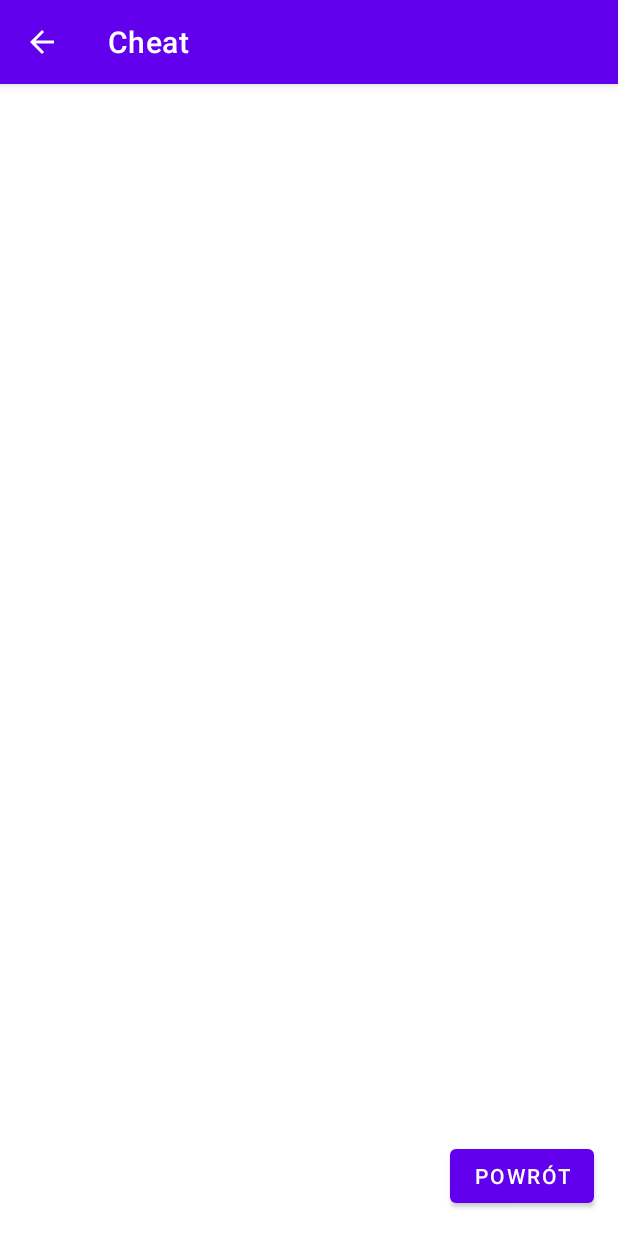
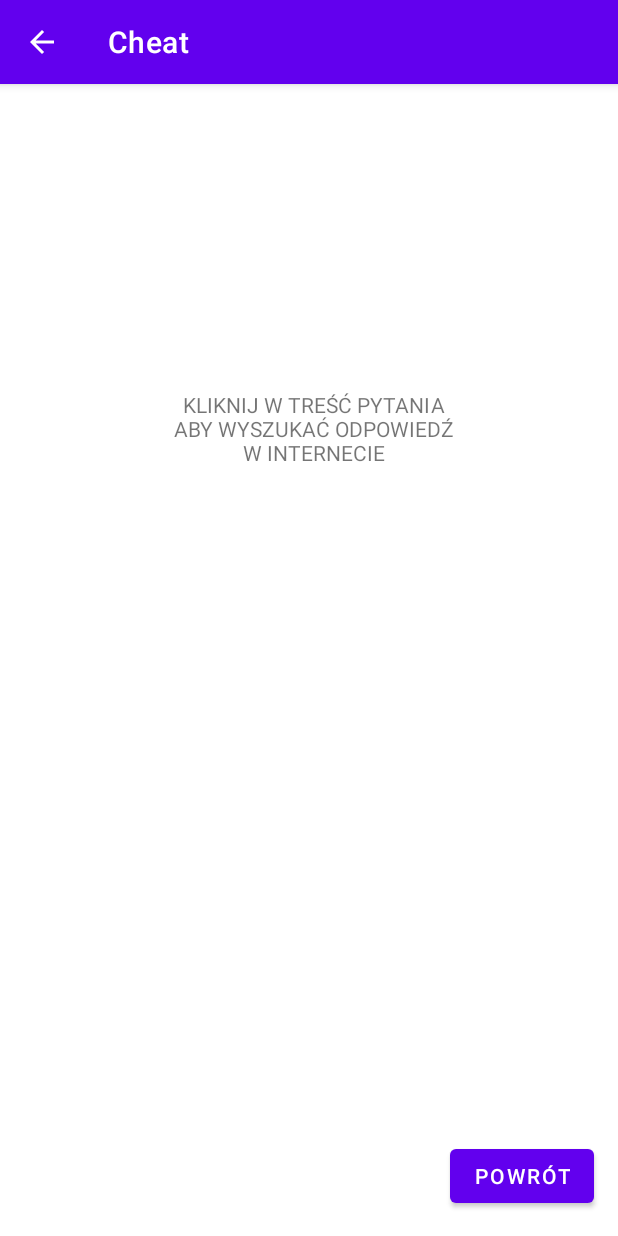
Before and after one commit to dszulik/PUM, an Android app: the Cheat screen opened directly, with no data from a screen before it, on a phone screen of 412 x 824 dp. Run offline under Robolectric (Android 15) with nearby library versions, the phone set to English and light mode, and no system bars.

Commit message:
PhysicsQuiz finished

```diff
--- a/PhysicsQuiz/app/src/main/java/com/example/physicalquiz/Cheat.kt
+++ b/PhysicsQuiz/app/src/main/java/com/example/physicalquiz/Cheat.kt
@@ -1,6 +1,8 @@
 package com.example.physicalquiz
 
 import android.content.Intent
+import android.content.Intent.CATEGORY_BROWSABLE
+import android.net.Uri
 import androidx.appcompat.app.AppCompatActivity
 import android.os.Bundle
 import android.view.View
@@ -8,9 +10,7 @@ import android.widget.TextView
 import android.widget.Toast
 
 const val EXTRA_MESSAGE = "com.example.physicalquiz.MESSAGE"
-const val EXTRA_ID = "com.example.physicalquiz.ID"
 const val EXTRA_MESSAGE_REPLY = "com.example.physicalquiz.MESSAGE_REPLY"
-const val EXTRA_ID_REPLY = "com.example.physicalquiz.ID_REPLY"
 const val EXTRA_URL = "com.example.physicalquiz.URL"
 
 
@@ -23,34 +23,19 @@ class Cheat : AppCompatActivity() {
 
         val message = intent.getStringExtra(EXTRA_MESSAGE)
 
-        val id = intent.getStringExtra(EXTRA_ID)
         val url = intent.getStringExtra(EXTRA_URL)
 
         questionTextInCheatingActivity.text = message
 
-        fun searchInInternet () {
-            questionTextInCheatingActivity.setOnClickListener {
-                Toast.makeText(
-                    this, "kliknieto w pytanie",
-                    Toast.LENGTH_SHORT
-                ).show()
+        questionTextInCheatingActivity.setOnClickListener {
+
+            val intent = Intent(Intent.ACTION_VIEW, Uri.parse(url)).apply{
+                addCategory(CATEGORY_BROWSABLE)
             }
+
+            if (intent.resolveActivity(packageManager) != null)
+                startActivity(intent)
+
         }
-
-        fun returnMessage(view: View) {
-            setResult(
-                RESULT_OK,
-                Intent().apply {
-                    putExtra(EXTRA_MESSAGE_REPLY, questionTextInCheatingActivity.text)
-                    putExtra( EXTRA_ID_REPLY, id)
-                })
-            finish()
-        }
-
-        Toast.makeText(
-            this, "przekazano id = $id",
-            Toast.LENGTH_SHORT
-        ).show()
-
     }
 }
--- a/PhysicsQuiz/app/src/main/res/layout/activity_cheat.xml
+++ b/PhysicsQuiz/app/src/main/res/layout/activity_cheat.xml
@@ -14,6 +14,9 @@
         android:layout_marginTop="305dp"
         android:layout_marginEnd="72dp"
         android:layout_marginBottom="306dp"
+        android:gravity="center"
+        android:textColor="#363A43"
+        android:textSize="22sp"
         app:layout_constraintBottom_toBottomOf="parent"
         app:layout_constraintEnd_toEndOf="parent"
         app:layout_constraintStart_toStartOf="parent"
@@ -29,4 +32,15 @@
         app:layout_constraintEnd_toEndOf="parent"
         android:onClick="returnMessage"/>
 
+    <TextView
+        android:id="@+id/info"
+        android:layout_width="190dp"
+        android:layout_height="68dp"
+        android:layout_marginEnd="108dp"
+        android:layout_marginBottom="52dp"
+        android:textAlignment="center"
+        android:text="KLIKNIJ W TREŚĆ PYTANIA ABY WYSZUKAĆ ODPOWIEDŹ W INTERNECIE"
+        app:layout_constraintBottom_toTopOf="@+id/cheatingTextView"
+        app:layout_constraintEnd_toEndOf="parent" />
+
 </androidx.constraintlayout.widget.ConstraintLayout>
```
Also changed, not shown: PhysicsQuiz/app/src/main/AndroidManifest.xml (+9 -0 lines), PhysicsQuiz/app/src/main/java/com/example/physicalquiz/MainActivity.kt (+21 -21 lines), 1 other file.
